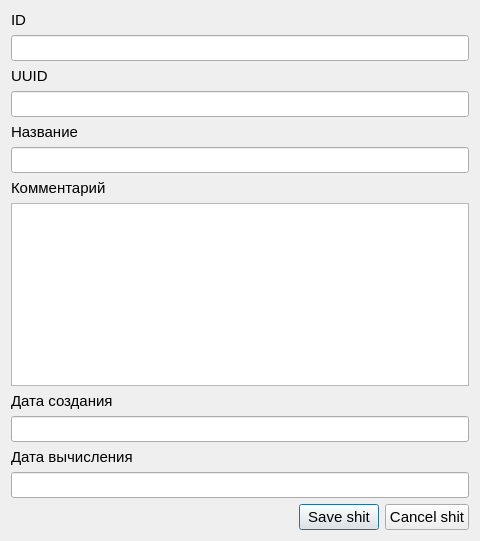
Old version of the form editexperimentdialog.ui in the repository astroidis/stokes-ui.
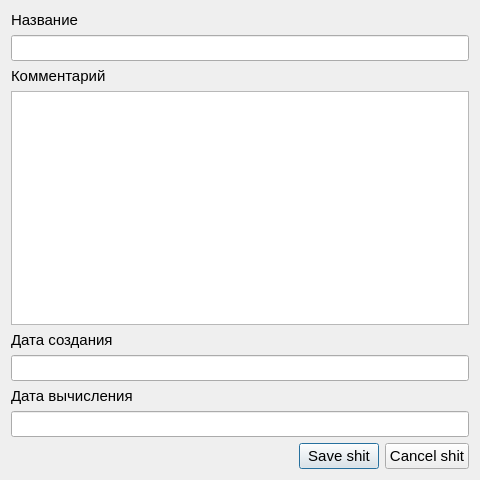
New version of the form.

Diff of the .ui file:
```diff
--- a/editexperimentdialog.ui
+++ b/editexperimentdialog.ui
@@ -7,7 +7,7 @@
     <x>0</x>
     <y>0</y>
     <width>480</width>
-    <height>541</height>
+    <height>480</height>
    </rect>
   </property>
   <property name="sizePolicy">
@@ -20,54 +20,6 @@
    <string>Редактирование эксперимента</string>
   </property>
   <layout class="QVBoxLayout" name="verticalLayout">
-   <item>
-    <widget class="QLabel" name="labelId">
-     <property name="font">
-      <font>
-       <pointsize>11</pointsize>
-      </font>
-     </property>
-     <property name="text">
-      <string>ID</string>
-     </property>
-    </widget>
-   </item>
-   <item>
-    <widget class="QLineEdit" name="editId">
-     <property name="font">
-      <font>
-       <pointsize>11</pointsize>
-      </font>
-     </property>
-     <property name="readOnly">
-      <bool>true</bool>
-     </property>
-    </widget>
-   </item>
-   <item>
-    <widget class="QLabel" name="labelUuid">
-     <property name="font">
-      <font>
-       <pointsize>11</pointsize>
-      </font>
-     </property>
-     <property name="text">
-      <string>UUID</string>
-     </property>
-    </widget>
-   </item>
-   <item>
-    <widget class="QLineEdit" name="editUuid">
-     <property name="font">
-      <font>
-       <pointsize>11</pointsize>
-      </font>
-     </property>
-     <property name="readOnly">
-      <bool>true</bool>
-     </property>
-    </widget>
-   </item>
    <item>
     <widget class="QLabel" name="labelName">
      <property name="font">
```
